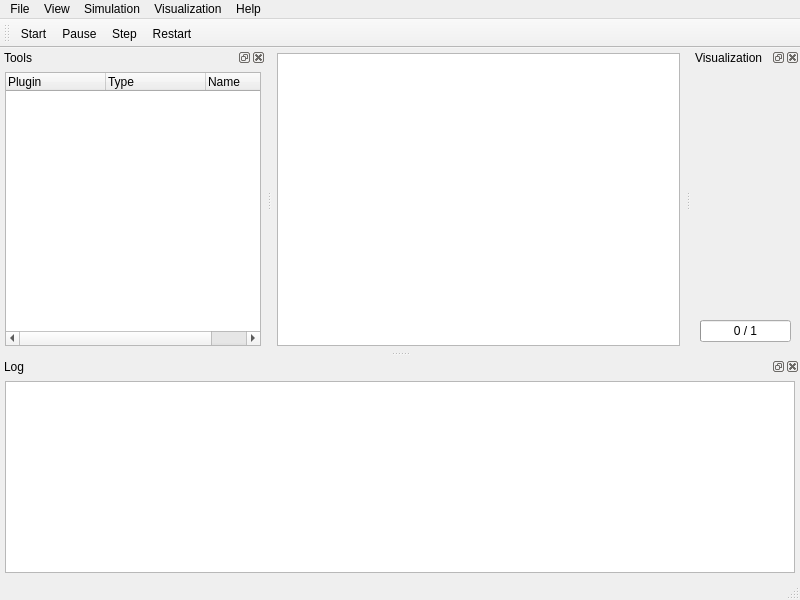
Old version of the form app/gui/MainWindow.ui in the repository GeorgievLab/CeCe.
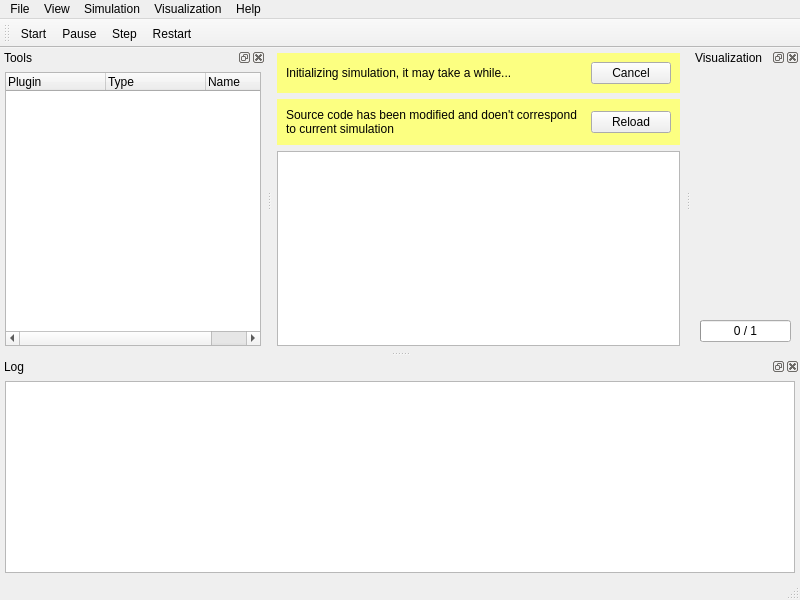
New version of the form. Icons and pictures are not drawn. Custom widgets are drawn as their Qt base class.

Commit message: Improved simulation thread communication and other GUI improvements.

Diff of the .ui file:
```diff
--- a/app/gui/MainWindow.ui
+++ b/app/gui/MainWindow.ui
@@ -36,6 +36,64 @@
     <property name="bottomMargin">
      <number>5</number>
     </property>
+    <item>
+     <widget class="QWidget" name="widgetInitializationInfo" native="true">
+      <property name="styleSheet">
+       <string notr="true">QWidget#widgetInitializationInfo { background-color: rgb(252, 255, 129); }</string>
+      </property>
+      <layout class="QHBoxLayout" name="horizontalLayoutInitializationInfo" stretch="1,0">
+       <item>
+        <widget class="QLabel" name="labelInitializationInfo">
+         <property name="text">
+          <string>Initializing simulation, it may take a while...</string>
+         </property>
+         <property name="textFormat">
+          <enum>Qt::PlainText</enum>
+         </property>
+         <property name="wordWrap">
+          <bool>true</bool>
+         </property>
+        </widget>
+       </item>
+       <item>
+        <widget class="QPushButton" name="pushButtonInitializationCancel">
+         <property name="text">
+          <string>Cancel</string>
+         </property>
+        </widget>
+       </item>
+      </layout>
+     </widget>
+    </item>
+    <item>
+     <widget class="QWidget" name="widgetModified" native="true">
+      <property name="styleSheet">
+       <string notr="true">QWidget#widgetModified { background-color: rgb(252, 255, 129); }</string>
+      </property>
+      <layout class="QHBoxLayout" name="horizontalLayout_2" stretch="1,0">
+       <item>
+        <widget class="QLabel" name="labelModified">
+         <property name="text">
+          <string>Source code has been modified and doen't correspond to current simulation</string>
+         </property>
+         <property name="textFormat">
+          <enum>Qt::PlainText</enum>
+         </property>
+         <property name="wordWrap">
+          <bool>true</bool>
+         </property>
+        </widget>
+       </item>
+       <item>
+        <widget class="QPushButton" name="pushModifiedReload">
+         <property name="text">
+          <string>Reload</string>
+         </property>
+        </widget>
+       </item>
+      </layout>
+     </widget>
+    </item>
     <item>
      <widget class="QPlainTextEdit" name="plainTextSourceCode">
       <property name="font">
```
Left out of the diff: 86 changed lines with no effect on the pictures. The commit also changes 4 other files.
